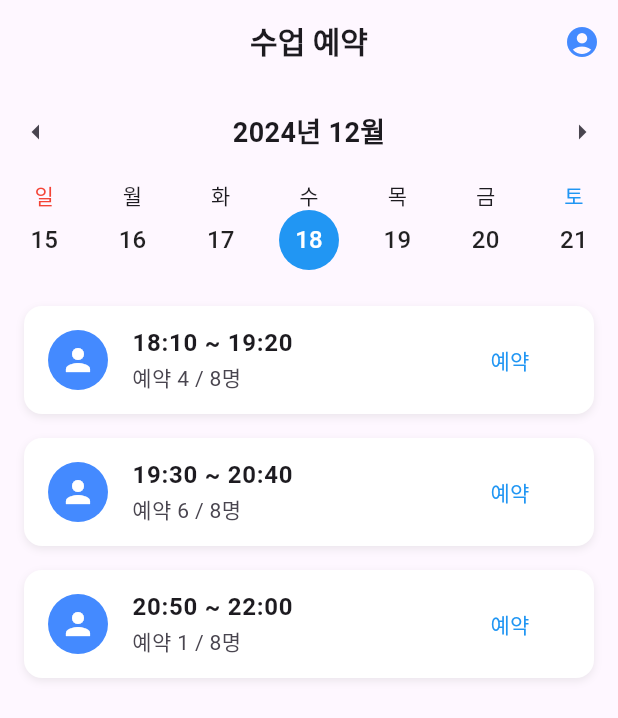
After one commit to DongWoonKim/gym_schedule, a Flutter app: the MainPage screen opened directly, on a phone screen of 412 x 824 dp. The commit adds this screen. Shown: the top 718 px of the screen. Run offline on Flutter 3.47's test engine with Material 3 defaults, Android fonts, the phone set to English and light mode, and no system bars; our stand-ins replace firebase_auth, firebase_core, firebase_database; accounts and stored records are empty; network calls fail.

Commit message:
~main page

```diff
--- /dev/null
+++ b/lib/main/main_page.dart
@@ -0,0 +1,230 @@
+import 'package:flutter/material.dart';
+import 'package:gym_schedule/member/log_in.dart';
+import 'package:intl/intl.dart';
+import 'package:firebase_auth/firebase_auth.dart';
+
+class MainPage extends StatefulWidget {
+  const MainPage({super.key});
+
+  @override
+  State<MainPage> createState() => _MainPageState();
+}
+
+class _MainPageState extends State<MainPage> {
+  DateTime today = DateTime.now(); // 오늘 날짜
+  DateTime selectedDate = DateTime.now(); // 선택된 날짜
+  late DateTime weekStartDate; // 이번 주 시작 날짜
+
+  @override
+  void initState() {
+    super.initState();
+    weekStartDate = _getWeekStartDate(today); // 주 시작 날짜 설정
+  }
+
+  // 주 시작 날짜 계산
+  DateTime _getWeekStartDate(DateTime date) {
+    return date.subtract(Duration(days: date.weekday % 7));
+  }
+
+  // 이번 주 날짜 리스트 생성
+  List<DateTime> _generateWeekDays(DateTime startOfWeek) {
+    return List.generate(7, (index) => startOfWeek.add(Duration(days: index)));
+  }
+
+  // 로그아웃 처리
+  void _logout() {
+    FirebaseAuth.instance.signOut(); // Firebase 로그아웃 처리
+    Navigator.of(context).pushReplacement(
+      MaterialPageRoute(builder: (context) => const LogInPage()),
+    );
+  }
+
+  @override
+  Widget build(BuildContext context) {
+    final weekDays = _generateWeekDays(weekStartDate);
+
+    return Scaffold(
+      appBar: AppBar(
+        title: const Text(
+          '수업 예약',
+          style: TextStyle(fontSize: 20, fontWeight: FontWeight.bold),
+        ),
+        centerTitle: true,
+        actions: [
+          // User 아이콘과 메뉴
+          PopupMenuButton<String>(
+            icon: const Icon(Icons.account_circle, color: Colors.blueAccent),
+            onSelected: (value) {
+              if (value == 'logout') {
+                _logout();
+              } else if (value == 'course_period') {
+                ScaffoldMessenger.of(context).showSnackBar(
+                  const SnackBar(content: Text('수강기간: 2024년 12월 ~ 2025년 3월')),
+                );
+              }
+            },
+            itemBuilder: (context) => [
+              const PopupMenuItem(
+                value: 'course_period',
+                child: Text('수강기간'),
+              ),
+              const PopupMenuItem(
+                value: 'logout',
+                child: Text('로그아웃'),
+              ),
+            ],
+          ),
+        ],
+      ),
+      body: Column(
+        children: [
+          // 월과 주간 이동 버튼
+          Container(
+            padding: const EdgeInsets.symmetric(vertical: 8),
+            child: Row(
+              mainAxisAlignment: MainAxisAlignment.spaceBetween,
+              children: [
+                IconButton(
+                  icon: const Icon(Icons.arrow_left),
+                  onPressed: () {
+                    setState(() {
+                      weekStartDate =
+                          weekStartDate.subtract(const Duration(days: 7));
+                    });
+                  },
+                ),
+                Text(
+                  DateFormat('yyyy년 MM월').format(weekStartDate),
+                  style: const TextStyle(
+                      fontSize: 18, fontWeight: FontWeight.bold),
+                ),
+                IconButton(
+                  icon: const Icon(Icons.arrow_right),
+                  onPressed: () {
+                    setState(() {
+                      weekStartDate =
+                          weekStartDate.add(const Duration(days: 7));
+                    });
+                  },
+                ),
+              ],
+            ),
+          ),
+          // 요일 고정 및 날짜 UI
+          Column(
+            children: [
+              Row(
+                mainAxisAlignment: MainAxisAlignment.spaceAround,
+                children: const [
+                  Text('일', style: TextStyle(color: Colors.red)),
+                  Text('월'),
+                  Text('화'),
+                  Text('수'),
+                  Text('목'),
+                  Text('금'),
+                  Text('토', style: TextStyle(color: Colors.blue)),
+                ],
+              ),
+              Row(
+                mainAxisAlignment: MainAxisAlignment.spaceAround,
+                children: weekDays.map((date) {
+                  final isToday = date.day == today.day &&
+                      date.month == today.month &&
+                      date.year == today.year;
+
+                  final isSelected = date.day == selectedDate.day &&
+                      date.month == selectedDate.month &&
+                      date.year == selectedDate.year;
+
+                  return GestureDetector(
+                    onTap: () {
+                      setState(() {
+                        selectedDate = date;
+                      });
+                    },
+                    child: CircleAvatar(
+                      radius: 20,
+                      backgroundColor: isSelected
+                          ? Colors.blue
+                          : isToday
+                          ? Colors.grey.shade300
+                          : Colors.transparent,
+                      child: Text(
+                        '${date.day}',
+                        style: TextStyle(
+                          color: isSelected
+                              ? Colors.white
+                              : isToday
+                              ? Colors.blue
+                              : Colors.black87,
+                        ),
+                      ),
+                    ),
+                  );
+                }).toList(),
+              ),
+            ],
+          ),
+          const SizedBox(height: 16),
+          // 수업 리스트
+          Expanded(
+            child: ListView(
+              children: const [
+                _ClassCard(time: "18:10 ~ 19:20", reserved: 4),
+                _ClassCard(time: "19:30 ~ 20:40", reserved: 6),
+                _ClassCard(time: "20:50 ~ 22:00", reserved: 1),
+              ],
+            ),
+          ),
+        ],
+      ),
+    );
+  }
+}
+
+class _ClassCard extends StatelessWidget {
+  final String time;
+  final int reserved;
+
+  const _ClassCard({super.key, required this.time, required this.reserved});
+
+  @override
+  Widget build(BuildContext context) {
+    return Padding(
+      padding: const EdgeInsets.symmetric(horizontal: 16, vertical: 8),
+      child: Container(
+        decoration: BoxDecoration(
+          color: Colors.white,
+          borderRadius: BorderRadius.circular(12),
+          boxShadow: [
+            BoxShadow(
+              color: Colors.grey.withOpacity(0.2),
+              blurRadius: 4,
+              offset: const Offset(0, 2),
+            ),
+          ],
+        ),
+        child: ListTile(
+          leading: const CircleAvatar(
+            backgroundColor: Colors.blueAccent,
+            child: Icon(Icons.person, color: Colors.white),
+          ),
+          title: Text(
+            time,
+            style: const TextStyle(fontWeight: FontWeight.bold),
+          ),
+          subtitle: Column(
+            crossAxisAlignment: CrossAxisAlignment.start,
+            children: [
+              Text('예약 $reserved / 8명'),
+            ],
+          ),
+          trailing: TextButton(
+            onPressed: () {},
+            child: const Text('예약', style: TextStyle(color: Colors.blue)),
+          ),
+        ),
+      ),
+    );
+  }
+}
--- a/pubspec.yaml
+++ b/pubspec.yaml
@@ -31,12 +31,14 @@ dependencies:
   flutter:
     sdk: flutter
 
+
   # The following adds the Cupertino Icons font to your application.
   # Use with the CupertinoIcons class for iOS style icons.
   cupertino_icons: ^1.0.8
   firebase_core: ^3.8.1
   firebase_auth: ^5.3.4
   firebase_database: ^11.2.0
+  intl: ^0.20.1
 
 dev_dependencies:
   flutter_test:
@@ -54,7 +56,8 @@ dev_dependencies:
 
 # The following section is specific to Flutter packages.
 flutter:
-
+  assets:
+    - assets/glgym_logo.png
   # The following line ensures that the Material Icons font is
   # included with your application, so that you can use the icons in
   # the material Icons class.
```
Also changed, not shown: lib/main.dart (+25 -8 lines), lib/member/log_in.dart (renamed from lib/member/log-in.dart, +23 -11 lines), assets/glgym_logo.png (added), lib/member/sign_up.dart (renamed from lib/member/sign-up.dart), pubspec.lock.
